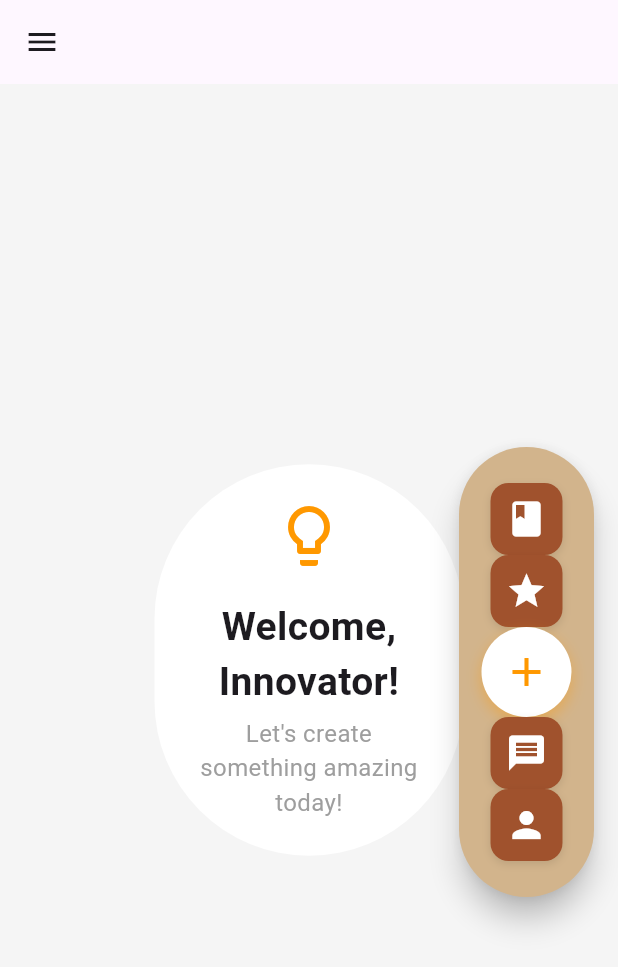
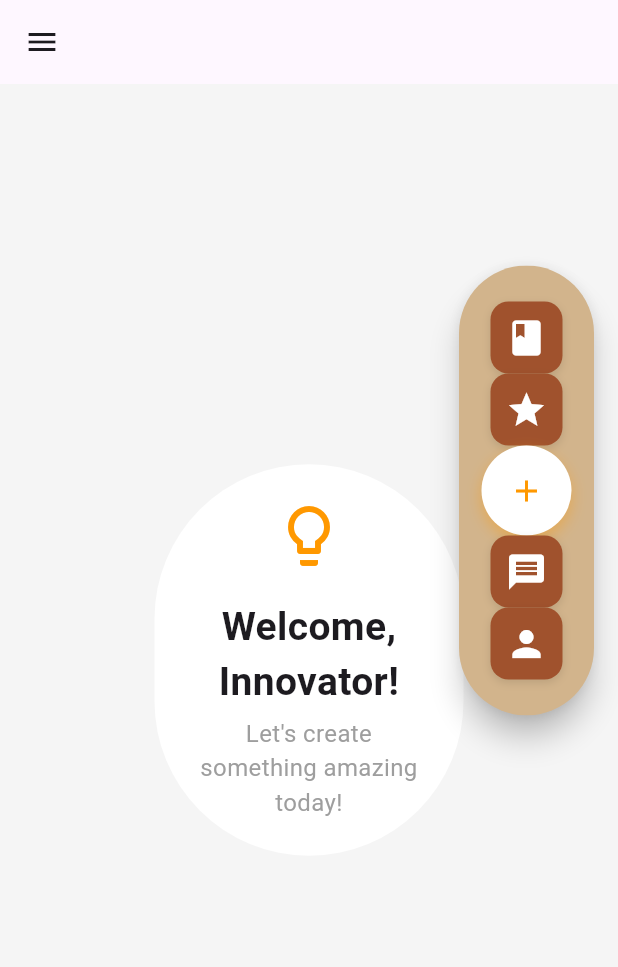
Before and after one commit to Razushrestha/Innovator, a Flutter app: the screen it shows after launch, in the side drawer, after a tap on the "book" icon, on a phone screen of 412 x 824 dp. Shown: the top 967 px of the screen. Run offline on Flutter 3.47's test engine with Material 3 defaults, Android fonts, the phone set to English and light mode, and no system bars.

Commit message:
layout modified

```diff
--- a/lib/custom_drawer.dart
+++ /dev/null
@@ -1,53 +0,0 @@
-import 'package:flutter/material.dart';
-
-class CustomDrawer extends StatelessWidget {
-  const CustomDrawer({super.key});
-
-  @override
-  Widget build(BuildContext context) {
-    return Drawer(
-      backgroundColor: Colors.white,
-      child: ListView(
-        padding: EdgeInsets.zero,
-        children: [
-          const DrawerHeader(
-            decoration: BoxDecoration(color: Colors.orange),
-            child: Text(
-              'Welcome, Innovator!',
-              style: TextStyle(color: Colors.white, fontSize: 24),
-            ),
-          ),
-          ListTile(
-            leading: const Icon(Icons.book),
-            title: const Text('Books'),
-            onTap: () {},
-          ),
-          ListTile(
-            leading: const Icon(Icons.star),
-            title: const Text('Favorites'),
-            onTap: () {},
-          ),
-          ListTile(
-            leading: const Icon(Icons.message),
-            title: const Text('Messages'),
-            onTap: () {},
-          ),
-          ListTile(
-            leading: const Icon(Icons.person),
-            title: const Text('Profile'),
-            onTap: () {},
-          ),
-          const Divider(),
-          const Padding(
-            padding: EdgeInsets.all(12.0),
-            child: Text(
-              'Innovator App v1.0\nPowered by Nepatronix',
-              style: TextStyle(color: Colors.grey),
-              textAlign: TextAlign.center,
-            ),
-          ),
-        ],
-      ),
-    );
-  }
-}
--- a/lib/innovator_home.dart
+++ b/lib/innovator_home.dart
@@ -1,5 +1,5 @@
 import 'package:flutter/material.dart';
-import 'package:innovator/custom_drawer.dart';
+import 'package:innovator/utils/custom_drawer.dart';
 
 void main() => runApp(const MyApp());
 
@@ -131,7 +131,7 @@ class _InnovatorHomePageState extends State<InnovatorHomePage>
           AnimatedBuilder(
             animation: _navWidthAnim,
             builder: (context, child) {
-              final topOffset = (screenHeight - 340) / 2;
+              final topOffset = (screenHeight - 340) / 4;
               return Positioned(
                 top: topOffset,
                 right: 16,
@@ -146,7 +146,7 @@ class _InnovatorHomePageState extends State<InnovatorHomePage>
                       color: const Color(0xFFD2B48C),
                       padding: const EdgeInsets.symmetric(vertical: 24),
                       child:
-                          _navWidthAnim.value > 30
+                          _navWidthAnim.value > 20
                               ? Column(
                                 mainAxisSize: MainAxisSize.min,
                                 mainAxisAlignment:
@@ -181,7 +181,7 @@ class _InnovatorHomePageState extends State<InnovatorHomePage>
                                       child: IconButton(
                                         icon: const Icon(
                                           Icons.add,
-                                          size: 32,
+                                          size: 24,
                                           color: Colors.orange,
                                         ),
                                         tooltip: 'Create',
--- a/lib/screens/HomePage.dart
+++ b/lib/screens/HomePage.dart
@@ -0,0 +1 @@
+import 'package:flutter/material.dart';
--- /dev/null
+++ b/lib/utils/custom_drawer.dart
@@ -0,0 +1,88 @@
+import 'package:flutter/material.dart';
+
+class CustomDrawer extends StatelessWidget {
+  const CustomDrawer({super.key});
+
+  @override
+  Widget build(BuildContext context) {
+    return Drawer(
+      backgroundColor: Colors.white,
+      child: ListView(
+        padding: EdgeInsets.zero,
+        children: [
+          Container(
+            decoration: const BoxDecoration(
+              color: Color(0xFFEB6B46), // corrected hex code
+              borderRadius: BorderRadius.only(
+                bottomLeft: Radius.circular(30),
+                bottomRight: Radius.circular(30),
+              ),
+            ),
+            child: DrawerHeader(
+              margin: EdgeInsets.zero,
+              padding: EdgeInsets.zero,
+              child: Column(
+                mainAxisAlignment: MainAxisAlignment.center,
+                children: [
+                  const CircleAvatar(
+                    radius: 40,
+                    backgroundImage: AssetImage(
+                      'assets/profile.jpg',
+                    ), // make sure to add a valid image
+                  ),
+                  const SizedBox(height: 10),
+                  const Text(
+                    'Welcome, Razu!',
+                    style: TextStyle(
+                      fontSize: 22,
+                      color: Colors.white,
+                      fontWeight: FontWeight.bold,
+                      letterSpacing: 1.2,
+                    ),
+                  ),
+                  const SizedBox(height: 4),
+                  const Text(
+                    'Innovator',
+                    style: TextStyle(
+                      color: Colors.white70,
+                      fontSize: 14,
+                      fontStyle: FontStyle.italic,
+                    ),
+                  ),
+                ],
+              ),
+            ),
+          ),
+          const SizedBox(height: 12),
+          _buildDrawerTile(Icons.book, 'Courses', () {}),
+          _buildDrawerTile(Icons.star, 'Messages', () {}),
+          _buildDrawerTile(Icons.message, 'Profile', () {}),
+          _buildDrawerTile(Icons.settings, 'Settings', () {}),
+          _buildDrawerTile(Icons.privacy_tip_rounded, 'Privacy&Policy', () {}),
+          _buildDrawerTile(Icons.question_answer_rounded, 'F&Q', () {}),
+          const Divider(thickness: 1, indent: 20, endIndent: 20),
+          const Padding(
+            padding: EdgeInsets.symmetric(horizontal: 20.0, vertical: 12),
+            child: Text(
+              'Innovator App v1.0\nPowered by Nepatronix',
+              style: TextStyle(color: Colors.grey, fontSize: 12, height: 1.4),
+              textAlign: TextAlign.center,
+            ),
+          ),
+        ],
+      ),
+    );
+  }
+
+  Widget _buildDrawerTile(IconData icon, String title, VoidCallback onTap) {
+    return ListTile(
+      leading: Icon(icon, color: Color(0xFFEB6B46)),
+      title: Text(
+        title,
+        style: const TextStyle(fontSize: 16, fontWeight: FontWeight.w500),
+      ),
+      onTap: onTap,
+      hoverColor: const Color(0xFFEB6B46).withOpacity(0.1),
+    );
+  }
+}
```
Also changed, not shown: 1 other file.
